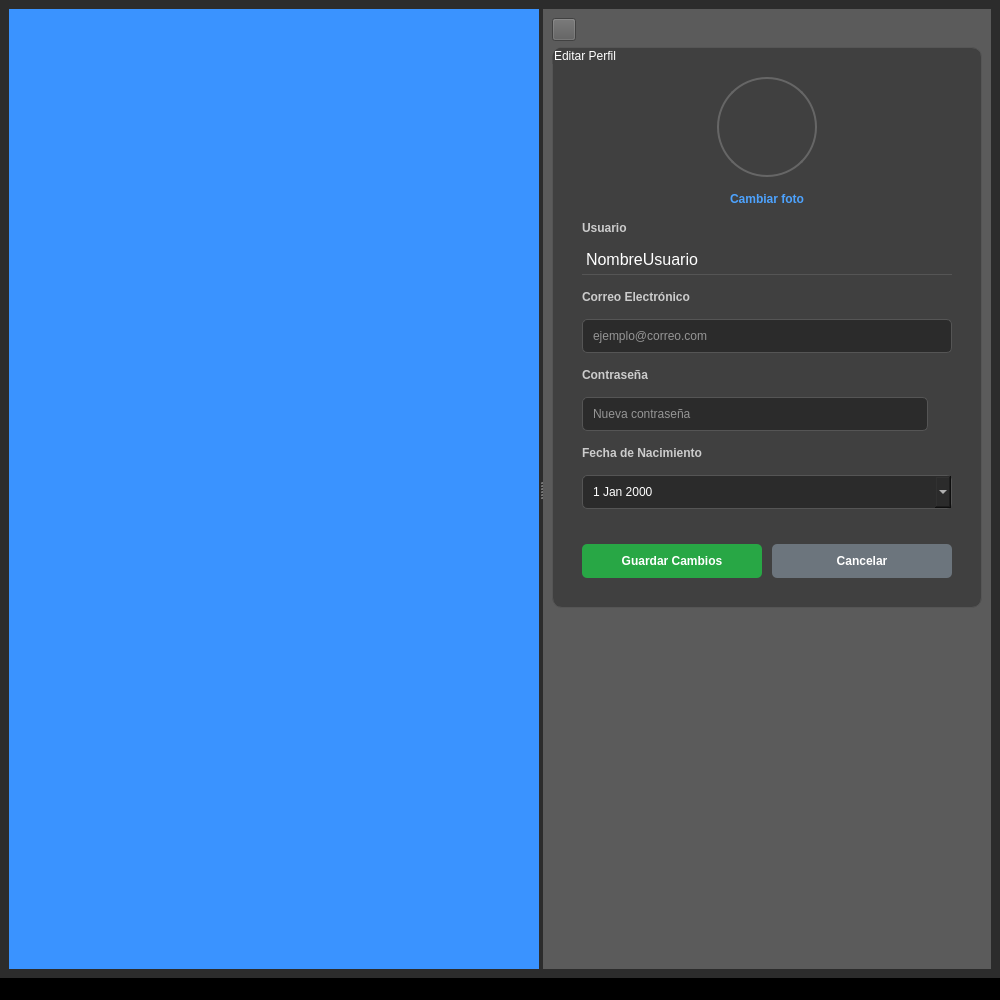
This is Trabajo/mainwindow.ui in KaiacUPV/PROYECTO-IHM as Qt 5 draws it before an edit. The edited form follows.
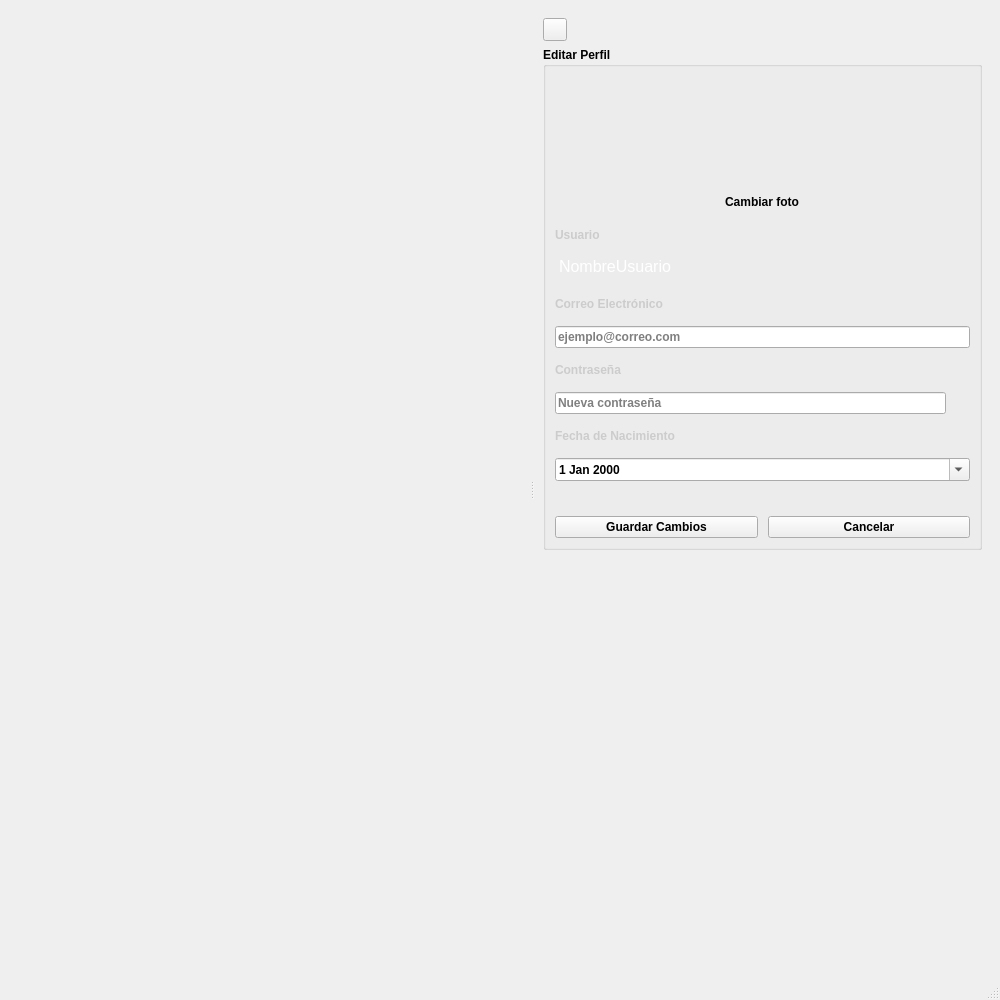
This is the edited form. The open tabs and pages were chosen to show the change. Icons and pictures are not drawn.

Patch:
```diff
--- a/Trabajo/mainwindow.ui
+++ b/Trabajo/mainwindow.ui
@@ -25,13 +25,7 @@
   <property name="windowTitle">
    <string>MainWindow</string>
   </property>
-  <property name="styleSheet">
-   <string notr="true">background-color: rgb(0, 0, 0);</string>
-  </property>
   <widget class="QWidget" name="centralwidget">
-   <property name="styleSheet">
-    <string notr="true">background-color: rgb(44, 44, 44);</string>
-   </property>
    <layout class="QGridLayout" name="gridLayout_4">
     <item row="0" column="0">
      <widget class="QSplitter" name="splitter">
@@ -62,9 +56,6 @@
          <pointsize>17</pointsize>
         </font>
        </property>
-       <property name="styleSheet">
-        <string notr="true">background-color: rgb(58, 147, 255);</string>
-       </property>
       </widget>
       <widget class="QWidget" name="rightwidget" native="true">
        <property name="sizePolicy">
@@ -96,9 +87,6 @@
           <property name="mouseTracking">
            <bool>true</bool>
           </property>
-          <property name="styleSheet">
-           <string notr="true">background-color: rgb(91, 91, 91);</string>
-          </property>
           <property name="currentIndex">
            <number>1</number>
           </property>
@@ -615,37 +603,6 @@
              <layout class="QHBoxLayout" name="horizontalLayout_Center">
               <item>
                <widget class="QGroupBox" name="groupUsuario_2">
-                <property name="styleSheet">
-                 <string notr="true">
-                  QGroupBox {
-                    background-color: #404040;
-                    border: 1px solid #555;
-                    border-radius: 10px;
-                    padding: 20px;
-                    color: white;
-                  }
-                  QLabel {
-                    background-color: transparent;
-                    color: white;
-                  }
-                  QLineEdit, QDateEdit {
-                    background-color: #2b2b2b;
-                    color: white;
-                    border: 1px solid #555;
-                    border-radius: 5px;
-                    padding: 8px;
-                  }
-                  QPushButton#Btn_Avatar {
-                    color: #4da3ff;
-                    font-weight: bold;
-                    border: none;
-                    background: transparent;
-                  }
-                  QPushButton#Btn_Avatar:hover {
-                    text-decoration: underline;
-                  }
-                 </string>
-                </property>
                 <property name="title">
                  <string>Editar Perfil</string>
                 </property>
@@ -667,9 +624,6 @@
                      <height>100</height>
                     </size>
                    </property>
-                   <property name="styleSheet">
-                    <string notr="true">border: 2px solid #666; border-radius: 50px;</string>
-                   </property>
                    <property name="text">
                     <string/>
                    </property>
@@ -815,9 +769,6 @@
                      <property name="cursor">
                       <cursorShape>PointingHandCursor</cursorShape>
                      </property>
-                     <property name="styleSheet">
-                      <string notr="true">background-color: #28a745; color: white; padding: 10px; border-radius: 5px; font-weight: bold; border: none;</string>
-                     </property>
                      <property name="text">
                       <string>Guardar Cambios</string>
                      </property>
@@ -828,9 +779,6 @@
                      <property name="cursor">
                       <cursorShape>PointingHandCursor</cursorShape>
                      </property>
-                     <property name="styleSheet">
-                      <string notr="true">background-color: #6c757d; color: white; padding: 10px; border-radius: 5px; font-weight: bold; border: none;</string>
-                     </property>
                      <property name="text">
                       <string>Cancelar</string>
                      </property>
```
Left out of the diff: 20 changed lines with no effect on the pictures.
